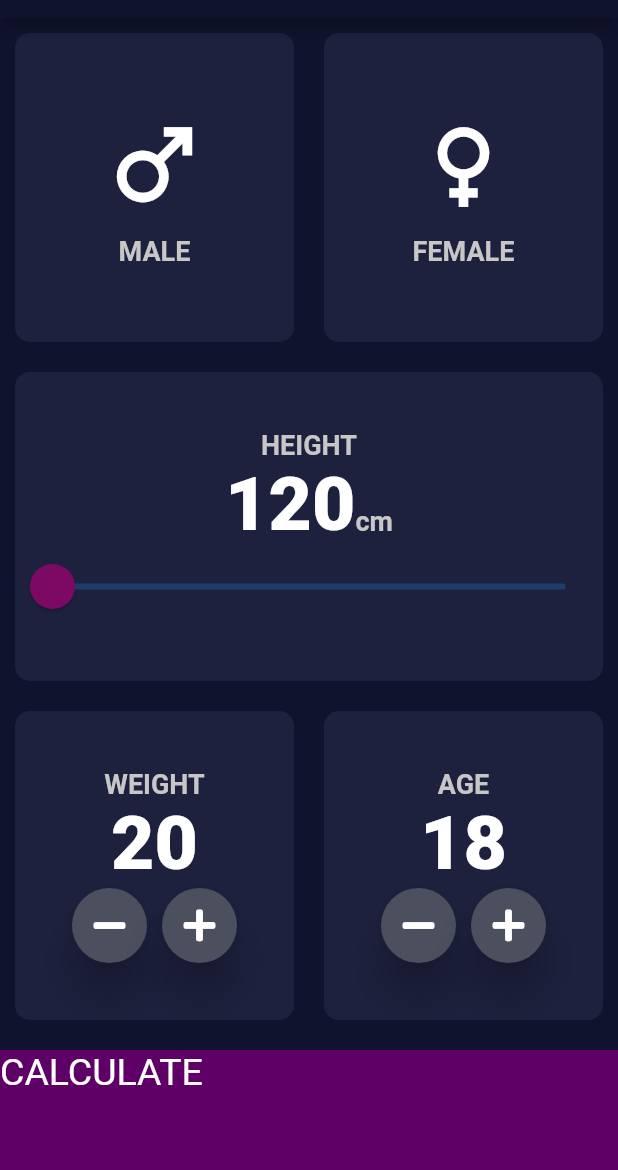
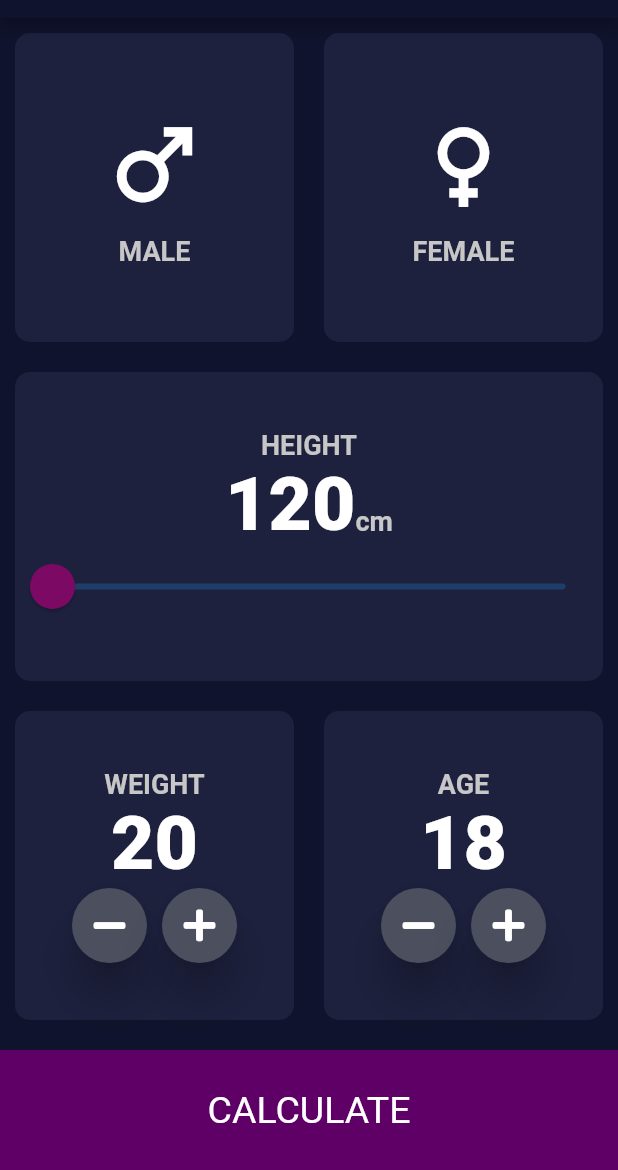
Before and after one commit to praween-link/MyFlutter, a Flutter app: the screen it shows after launch, on a phone screen of 412 x 824 dp, the part 66-1236 px from its top. Run offline on Flutter 3.47's test engine with Material 2 defaults, Android fonts, the phone set to English and light mode, and no system bars; our stand-ins replace font_awesome_flutter.

Commit message:
Flutter-16.7 commit

```diff
--- /dev/null
+++ b/lib/bottom_button.dart
@@ -0,0 +1,29 @@
+import 'package:flutter/material.dart';
+
+import 'constants.dart';
+
+class BottomButton extends StatelessWidget {
+  BottomButton({@required this.onTap, @required this.buttonTitle});
+
+  final Function onTap;
+  final String buttonTitle;
+
+  @override
+  Widget build(BuildContext context) {
+    return GestureDetector(
+      onTap: onTap,
+      child: Container(
+        child: Center(
+          child: Text(
+            buttonTitle,
+            style: cCalculatorButtonTextStyle,
+          ),
+        ),
+        color: cBottomContainerColor,
+        margin: EdgeInsets.only(top: 10.0),
+        width: double.infinity,
+        height: cBottomContainerHeight,
+      ),
+    );
+  }
+}
--- a/lib/input_page.dart
+++ b/lib/input_page.dart
@@ -2,9 +2,11 @@ import 'package:flutter/material.dart';
 import 'package:font_awesome_flutter/font_awesome_flutter.dart';
 import 'package:testing_app/results_page.dart';
 
+import 'bottom_button.dart';
 import 'constants.dart';
 import 'icon_content.dart';
 import 'reusable_card.dart';
+import 'round_button_icon.dart';
 // import 'package:font_awesome_flutter/font_awesome_flutter.dart';
 
 enum Gender {
@@ -244,41 +246,18 @@ class _InputPageState extends State<InputPage> {
                 ],
               ),
             ),
-            GestureDetector(
+            BottomButton(
               onTap: () {
-                Navigator.push(context, MaterialPageRoute(builder: (context) => ResultsPage(),),);
+                Navigator.push(
+                  context,
+                  MaterialPageRoute(
+                    builder: (context) => ResultsPage(),
+                  ),
+                );
               },
-              child: Container(
-                child: Text("CALCULATE", style: TextStyle(color: Colors.white, fontSize: 25.0,),),
-                color: cBottomContainerColor,
-                margin: EdgeInsets.only(top: 10.0),
-                width: double.infinity,
-                height: cBottomContainerHeight,
-              ),
+              buttonTitle: "CALCULATE",
             ),
           ],
         ));
   }
 }
-
-class RoundIconButton extends StatelessWidget {
-  RoundIconButton({this.icon, this.onPres});
-
-  final IconData icon;
-  final Function onPres;
-
-  @override
-  Widget build(BuildContext context) {
-    return RawMaterialButton(
-      onPressed: onPres,
-      child: Icon(icon),
-      elevation: 12.0,
-      constraints: BoxConstraints.tightFor(
-        height: 50.0,
-        width: 50.0,
-      ),
-      shape: CircleBorder(),
-      fillColor: Color(0xFF4C4F5E),
-    );
-  }
-}
--- /dev/null
+++ b/lib/round_button_icon.dart
@@ -0,0 +1,23 @@
+import 'package:flutter/material.dart';
+
+class RoundIconButton extends StatelessWidget {
+  RoundIconButton({this.icon, this.onPres});
+
+  final IconData icon;
+  final Function onPres;
+
+  @override
+  Widget build(BuildContext context) {
+    return RawMaterialButton(
+      onPressed: onPres,
+      child: Icon(icon),
+      elevation: 12.0,
+      constraints: BoxConstraints.tightFor(
+        height: 50.0,
+        width: 50.0,
+      ),
+      shape: CircleBorder(),
+      fillColor: Color(0xFF4C4F5E),
+    );
+  }
+}
```
Also changed, not shown: lib/constants.dart (+7 -0 lines), lib/results_page.dart (+45 -3 lines).
